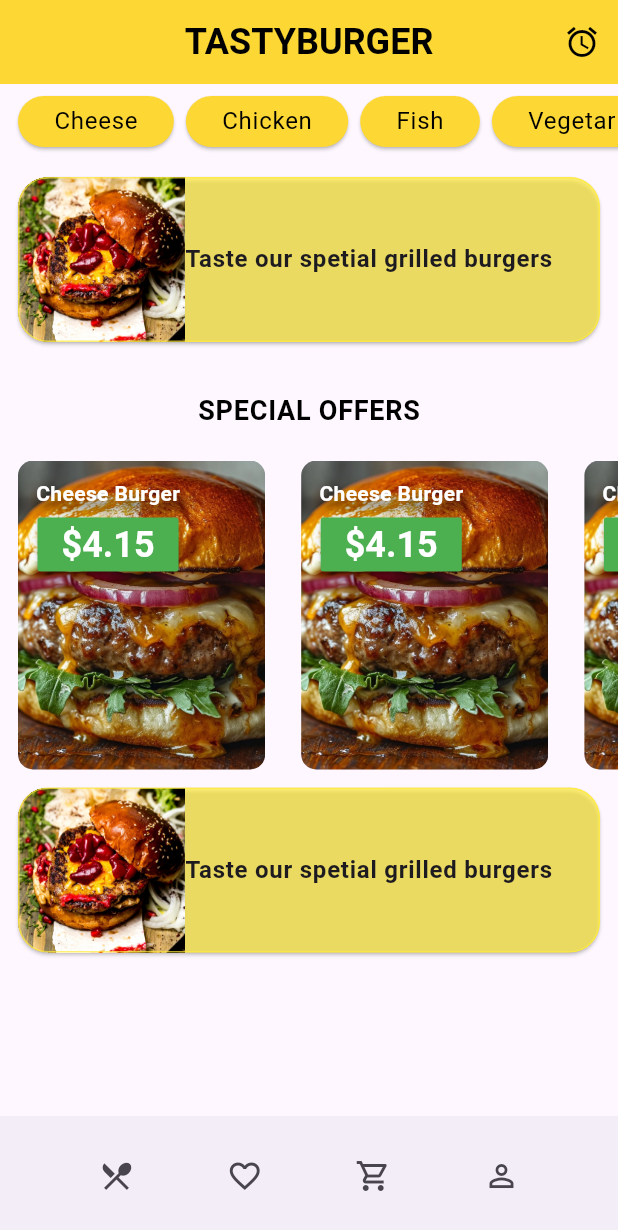
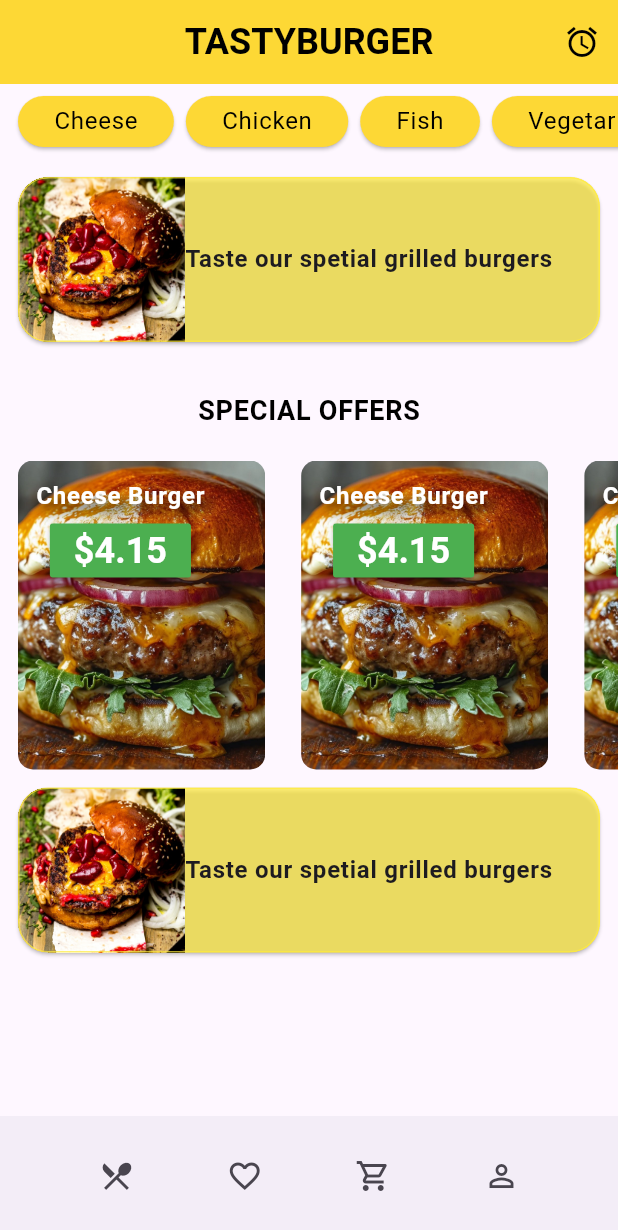
Before and after one commit to JoelEspinal/burger_app, a Flutter app: the screen it shows after launch, on a phone screen of 412 x 824 dp. Shown: the top 1230 px of the screen. Run offline on Flutter 3.47's test engine with Material 3 defaults, Android fonts, the light colour scheme and no system bars.

Commit message:
Adjust text to design

```diff
--- a/lib/src/widgets/burger_offer.dart
+++ b/lib/src/widgets/burger_offer.dart
@@ -39,7 +39,7 @@ class BurgerOffer extends StatelessWidget {
                   children: [
                     Text(
                       'Cheese Burger',
-                      style: Theme.of(context).textTheme.bodyMedium!.copyWith(
+                      style: Theme.of(context).textTheme.bodyLarge!.copyWith(
                         fontWeight: FontWeight.bold,
                         color: Colors.white,
                         shadows: [
```
